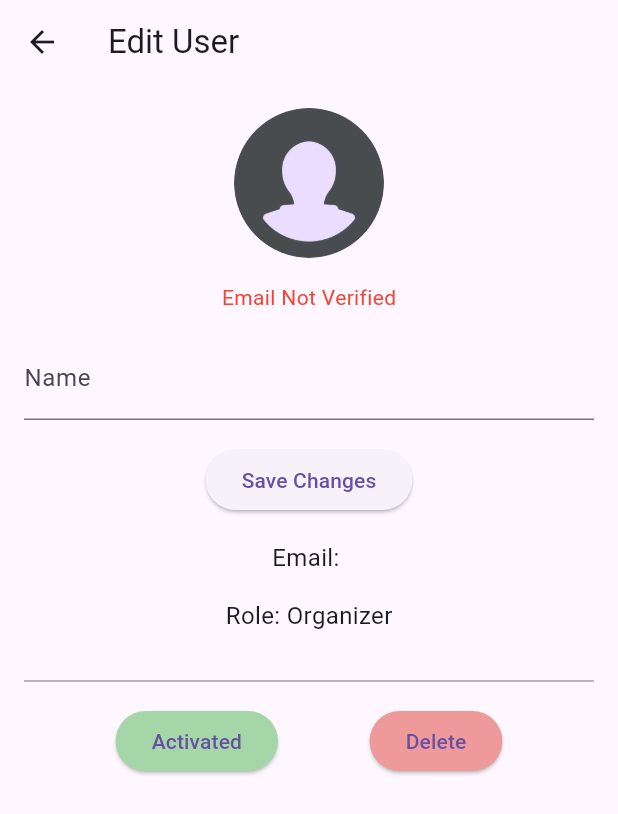
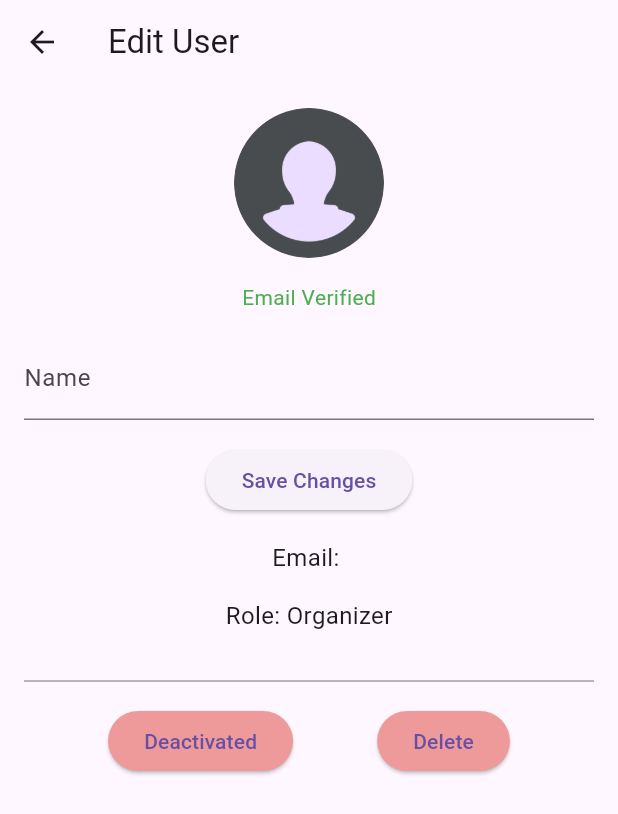
Before and after one commit to Pablorv004/eventify-frontend, a Flutter app: the EditUser screen opened directly with empty values, after a tap on "Deactivated", on a phone screen of 412 x 824 dp. Shown: the top 814 px of the screen. Run offline on Flutter 3.47's test engine with Material 3 defaults, Android fonts, the phone set to English and light mode, and no system bars; our stand-ins replace flutter_slidable; accounts and stored records are empty; network calls fail.

Commit message:
Final push for the workday

```diff
--- a/eventify/lib/providers/user_provider.dart
+++ b/eventify/lib/providers/user_provider.dart
@@ -117,7 +117,7 @@ class UserProvider extends ChangeNotifier {
       AuthResponse updateResponse = await userService.update(name, id, currentUser!.rememberToken ?? '');
 
       if (updateResponse.success) {
-        fetchAllUsers();
+        await fetchAllUsers();
       } else {
         updateErrorMessage = updateResponse.data['error'] ?? 'Update Failed';
       }
--- a/eventify/lib/screens/admin/edit_user.dart
+++ b/eventify/lib/screens/admin/edit_user.dart
@@ -9,15 +9,10 @@ class EditUser extends StatelessWidget {
   EditUser({super.key, required this.user});
 
   final TextEditingController _nameController = TextEditingController();
-  final ValueNotifier<bool> _activedNotifier = ValueNotifier<bool>(false);
-  final ValueNotifier<bool> _emailConfirmedNotifier =
-      ValueNotifier<bool>(false);
 
   @override
   Widget build(BuildContext context) {
     _nameController.text = user.name;
-    _activedNotifier.value = user.actived ?? false;
-    _emailConfirmedNotifier.value = user.emailConfirmed ?? false;
 
     return Scaffold(
       appBar: AppBar(
@@ -36,16 +31,11 @@ class EditUser extends StatelessWidget {
                           as ImageProvider,
             ),
             const SizedBox(height: 16),
-            ValueListenableBuilder<bool>(
-              valueListenable: _emailConfirmedNotifier,
-              builder: (context, value, child) {
-                return Text(
-                  value ? 'Email Verified' : 'Email Not Verified',
-                  style: TextStyle(
-                    color: value ? Colors.green : Colors.red,
-                  ),
-                );
-              },
+            Text(
+              user.emailVerifiedAt != null ? 'Email Verified' : 'Email Not Verified',
+              style: TextStyle(
+                color: user.emailVerifiedAt != null ? Colors.green : Colors.red,
+              ),
             ),
             const SizedBox(height: 16),
             TextField(
@@ -76,13 +66,12 @@ class EditUser extends StatelessWidget {
             Row(
               mainAxisAlignment: MainAxisAlignment.spaceEvenly,
               children: [
-                StatusButton(
-                  notifier: _activedNotifier,
-                  activeText: 'Activated',
-                  inactiveText: 'Deactivated',
-                  activeColor: Colors.green[200]!,
-                  inactiveColor: Colors.red[200]!,
-                  onPressed: (value) => _toggleActived(context, value),
+                ElevatedButton(
+                  onPressed: () => _toggleActived(context),
+                  style: ElevatedButton.styleFrom(
+                    backgroundColor: user.actived == true ? Colors.green[200]! : Colors.red[200]!,
+                  ),
+                  child: Text(user.actived == true ? 'Activated' : 'Deactivated'),
                 ),
                 ElevatedButton(
                   onPressed: () => _deleteUser(context),
@@ -107,10 +96,11 @@ class EditUser extends StatelessWidget {
     );
   }
 
-  void _toggleActived(BuildContext context, bool newValue) async {
+  void _toggleActived(BuildContext context) async {
     final userProvider = context.read<UserProvider>();
+    bool newValue = !(user.actived ?? false);
     await userProvider.toggleUserValidation(user.id, newValue);
-    _activedNotifier.value = newValue;
+    user.actived = newValue;
   }
 
   void _deleteUser(BuildContext context) async {
@@ -144,38 +134,3 @@ class EditUser extends StatelessWidget {
     );
   }
 }
-
-class StatusButton extends StatelessWidget {
-  final ValueNotifier<bool> notifier;
-  final String activeText;
-  final String inactiveText;
-  final Color activeColor;
-  final Color inactiveColor;
-  final Function(bool) onPressed;
-
-  const StatusButton({
-    super.key,
-    required this.notifier,
-    required this.activeText,
-    required this.inactiveText,
-    required this.activeColor,
-    required this.inactiveColor,
-    required this.onPressed,
-  });
-
-  @override
-  Widget build(BuildContext context) {
-    return ValueListenableBuilder<bool>(
-      valueListenable: notifier,
-      builder: (context, value, child) {
-        return ElevatedButton(
-          style: ElevatedButton.styleFrom(
-            backgroundColor: value ? activeColor : inactiveColor,
-          ),
-          onPressed: () => onPressed(!value),
-          child: Text(value ? activeText : inactiveText),
-        );
-      },
-    );
-  }
-}
```
